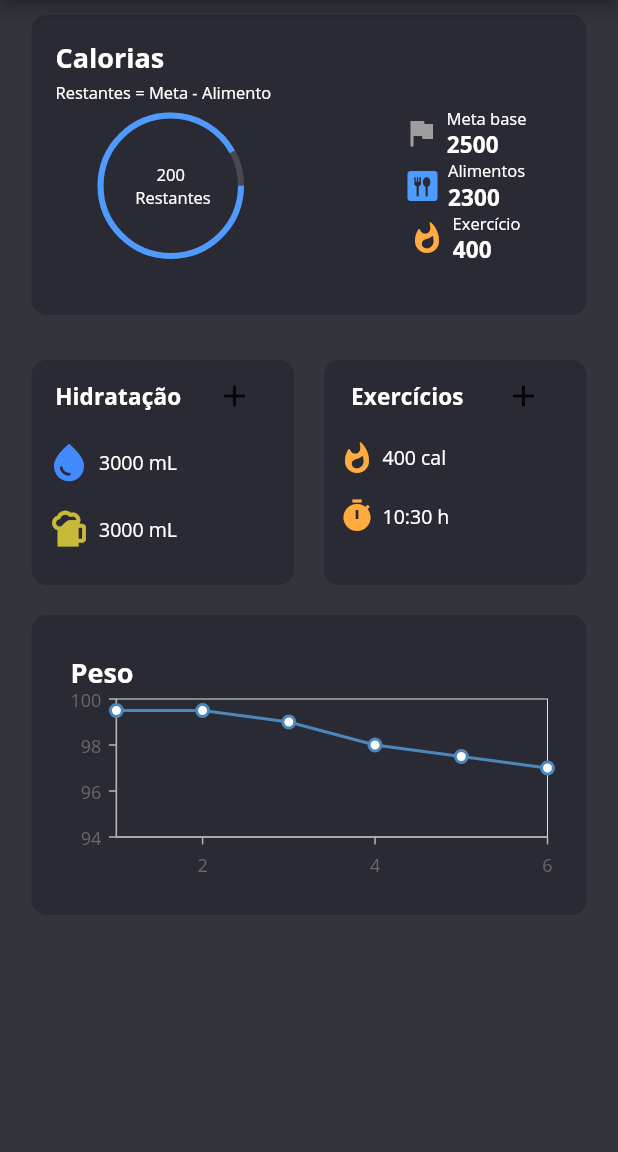
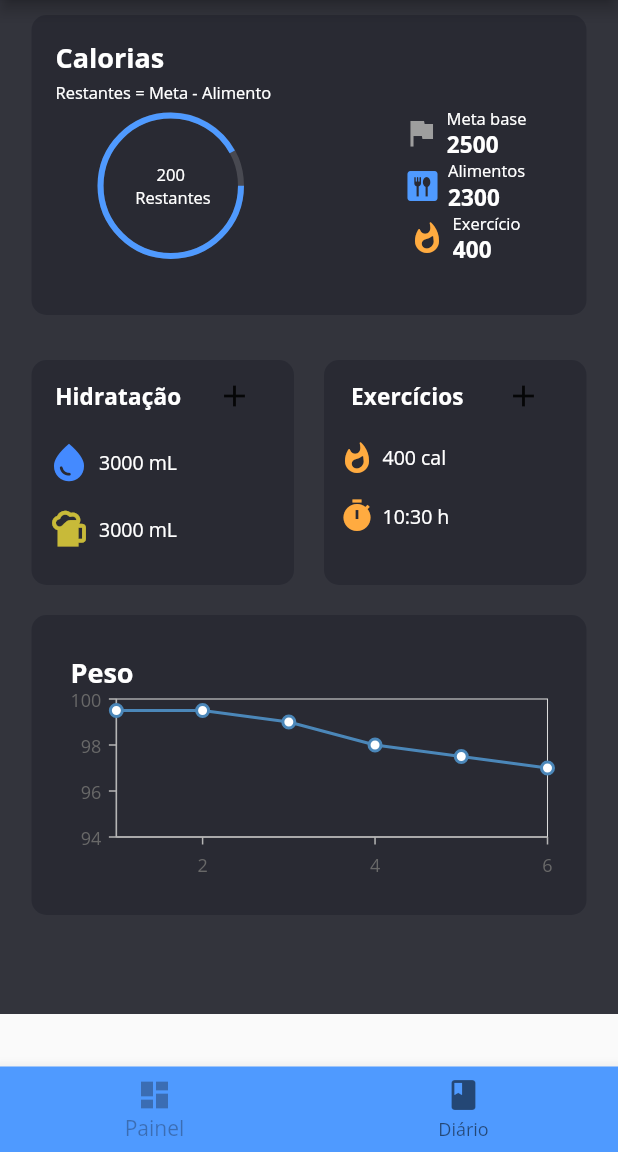
Before and after one commit to pedrohns/Calorie-Tracker-Mobile, a Flutter app: the screen it shows after launch, on a phone screen of 412 x 824 dp, the part 84-1236 px from its top. Run offline on Flutter 3.47's test engine with Material 2 defaults, Android fonts, the phone set to English and light mode, and no system bars; drawn by our look-alikes of pie_chart; our stand-ins replace fl_chart, syncfusion_flutter_charts.

Commit message:
Ajustes e segunda página quase pronta Coloquei o diagrama atual do projeto e comecei a preparar os objetos

```diff
--- a/calorie_tracker/lib/components/calorie_review.dart
+++ b/calorie_tracker/lib/components/calorie_review.dart
@@ -1,3 +1,4 @@
+import 'package:calorie_tracker/utils/app_routes.dart';
 import 'package:flutter/material.dart';
 import 'package:pie_chart/pie_chart.dart';
 import 'package:calorie_tracker/data/dummy_data.dart';
@@ -5,8 +6,7 @@ import 'package:calorie_tracker/model/user.dart';
 
 class CalorieReview extends StatelessWidget {
   CalorieReview({key});
-  final _user = dummyData;
-  List<User> get user => [..._user];
+  final user = userData;
   // Tive que colocar a inicialização do map dentro do build,porque as expressões de inicialização
   //são avaliadas antes que o construtor do objeto seja executado,
   //assim ele estava iniciando antes do objeto dummy
@@ -14,7 +14,7 @@ class CalorieReview extends StatelessWidget {
   @override
   Widget build(BuildContext context) {
     final Map<String, double> dataMap = {
-      'Calorias': user[0].consumedCalorie,
+      'Calorias': user.consumedCalorie,
     };
     final colorList = <Color>[
       Theme.of(context).colorScheme.secondary,
@@ -23,8 +23,12 @@ class CalorieReview extends StatelessWidget {
     final headlineCorpo = Theme.of(context).textTheme.titleMedium!;
     final headlineNumbers = Theme.of(context).textTheme.titleSmall!;
     final int leftoverCalorie =
-        (user[0].targetCalorie - user[0].consumedCalorie).toInt();
-    return Column(
+        (user.targetCalorie - user.consumedCalorie).toInt();
+    return InkWell(
+      onTap: () {
+        Navigator.of(context).pushReplacementNamed(AppRoutes.dairy);
+      },
+      child: Column(
         mainAxisAlignment: MainAxisAlignment.start,
         crossAxisAlignment: CrossAxisAlignment.start,
         children: [
@@ -54,7 +58,7 @@ class CalorieReview extends StatelessWidget {
                     chartValuesOptions: ChartValuesOptions(
                       showChartValues: false,
                     ),
-                  totalValue: user[0].targetCalorie,
+                    totalValue: user.targetCalorie,
                   ),
                   Positioned.fill(
                     child: Align(
@@ -92,7 +96,7 @@ class CalorieReview extends StatelessWidget {
                               style: headlineCorpo,
                             ),
                             Text(
-                            user[0].targetCalorie.toStringAsFixed(0),
+                              user.targetCalorie.toStringAsFixed(0),
                               style: headlineNumbers,
                             ),
                           ],
@@ -116,7 +120,7 @@ class CalorieReview extends StatelessWidget {
                               style: headlineCorpo,
                             ),
                             Text(
-                            user[0].consumedCalorie.toStringAsFixed(0),
+                              user.consumedCalorie.toStringAsFixed(0),
                               style: headlineNumbers,
                             ),
                           ],
@@ -140,7 +144,7 @@ class CalorieReview extends StatelessWidget {
                               style: headlineCorpo,
                             ),
                             Text(
-                            user[0].dairyExercice.toString(),
+                              user.dairyExercice.toString(),
                               style: headlineNumbers,
                             ),
                           ],
@@ -153,6 +157,7 @@ class CalorieReview extends StatelessWidget {
             ],
           )
         ],
+      ),
     );
   }
 }
--- a/calorie_tracker/lib/data/dummy_data.dart
+++ b/calorie_tracker/lib/data/dummy_data.dart
@@ -1,14 +1,14 @@
 import 'package:calorie_tracker/model/user.dart';
 
-final List<User> dummyData = [
-  User(
-    targetCalorie: 2500,
-    dairyExercice: 400,
-    consumedCalorie: 2300,
-    waterConsumed: 3000,
-    alcohoolConsumed: 1000,
-  ),
-];
+final User userData = User(
+  targetCalorie: 2500,
+  dairyExercice: 400,
+  consumedCalorie: 2300,
+  waterConsumed: 3000,
+  alcohoolConsumed: 1000,
+  id: '1',
+);
+//List<User> get dummyData => [..._dummyData];
 
 List<WeightData> getWeightData() {
   final List<WeightData> chartData = [
--- a/calorie_tracker/lib/main.dart
+++ b/calorie_tracker/lib/main.dart
@@ -1,4 +1,6 @@
+import 'package:calorie_tracker/utils/app_routes.dart';
 import 'package:calorie_tracker/view/home_page.dart';
+import 'package:calorie_tracker/view/tabs_screen.dart';
 import 'package:flutter/material.dart';
 
 void main() => runApp(MyApp());
@@ -8,7 +10,7 @@ class MyAppState extends State<MyApp> {
   Widget build(BuildContext context) {
     return MaterialApp(
         title: 'Flutter Demo',
-      home: HomePage(),
+        //home: HomePage(),
         debugShowCheckedModeBanner: false,
         theme: ThemeData(
           colorScheme: ColorScheme.fromSwatch().copyWith(
@@ -37,6 +39,12 @@ class MyAppState extends State<MyApp> {
                   fontSize: 15,
                   color: Color.fromRGBO(255, 255, 255, 1),
                 ),
+                bodyMedium: const TextStyle(
+                  //headline2
+                  fontFamily: 'OpenSans',
+                  fontSize: 15,
+                  color: Color.fromRGBO(255, 255, 255, 1),
+                ),
                 bodySmall: const TextStyle(
                     //headline5
                     fontSize: 13,
@@ -46,7 +54,12 @@ class MyAppState extends State<MyApp> {
           appBarTheme:
               AppBarTheme(backgroundColor: Color.fromRGBO(21, 23, 35, 0.86)),
         ),
-    );
+        routes: {
+          AppRoutes.home: (ctx) => TabsScreen(),
+          AppRoutes.dairy: (ctx) => TabsScreen(
+                selectedScreenIndex: 1,
+              ),
+        });
   }
 }
 
--- a/calorie_tracker/lib/model/boxes_text.dart
+++ b/calorie_tracker/lib/model/boxes_text.dart
@@ -1,5 +1,4 @@
 import 'package:flutter/material.dart';
-import 'package:calorie_tracker/model/user.dart';
 import 'package:calorie_tracker/data/dummy_data.dart';
 
 class BoxesText {
@@ -8,8 +7,7 @@ class BoxesText {
     required this.whatBox,
   });
 
-  final _user = dummyData;
-  List<User> get user => [..._user];
+  final user = userData;
 
   String getTitle() {
     if (whatBox == 'Water') {
@@ -28,13 +26,13 @@ class BoxesText {
   Map<String, dynamic> getValues() {
     if (whatBox == 'Water') {
       return {
-        'value1': user[0].waterConsumed,
-        'value2': user[0].alcohoolConsumed!,
+        'value1': user.waterConsumed,
+        'value2': user.alcohoolConsumed!,
       };
     }
     return {
-      'value1': user[0].dairyExercice,
-      'value2': (user[0].timedExecized) ?? DateTime.now(),
+      'value1': user.dairyExercice,
+      'value2': (user.timedExercized) ?? DateTime.now(),
     };
   }
 
--- /dev/null
+++ b/calorie_tracker/lib/utils/app_routes.dart
@@ -0,0 +1,4 @@
+class AppRoutes {
+  static const home = '/';
+  static const dairy = '/dairy';
+}
--- a/calorie_tracker/lib/view/home_page.dart
+++ b/calorie_tracker/lib/view/home_page.dart
@@ -8,20 +8,7 @@ class HomePage extends StatelessWidget {
 
   @override
   Widget build(BuildContext context) {
-    return Scaffold(
-        appBar: AppBar(
-          title: Text(
-            'Calorie Tracker',
-            style: Theme.of(context).textTheme.titleLarge!,
-          ),
-          leading: Image.asset(
-            'assets/img/male_user.png', // caminho para o arquivo de imagem
-            fit: BoxFit.contain,
-            color: Colors.lightBlueAccent, // ajustar a imagem dentro do AppBar
-          ),
-        ),
-        body: Container(
-          color: Color.fromRGBO(18, 19, 29, 0.859), // cor principal
+    return SingleChildScrollView(
       child: Column(
         mainAxisAlignment: MainAxisAlignment.start,
         children: [
@@ -49,6 +36,6 @@ class HomePage extends StatelessWidget {
           WeightReview(),
         ],
       ),
-        ));
+    );
   }
 }
--- /dev/null
+++ b/calorie_tracker/lib/view/tabs_screen.dart
@@ -0,0 +1,75 @@
+import 'package:calorie_tracker/view/dairy_page.dart';
+import 'package:calorie_tracker/view/home_page.dart';
+import 'package:flutter/material.dart';
+
+class TabsScreen extends StatefulWidget {
+  final int? selectedScreenIndex;
+  const TabsScreen({Key? key, this.selectedScreenIndex}) : super(key: key);
+
+  @override
+  State<TabsScreen> createState() => _TabsScreenState();
+}
+
+class _TabsScreenState extends State<TabsScreen> {
+  List<Map<String, Object>>? _screens;
+  int _selectedScreenIndex = 0;
+
+  @override
+  void initState() {
+    super.initState();
+    _selectedScreenIndex = widget.selectedScreenIndex ?? 0;
+    _screens = [
+      {
+        'title': 'Calorie Tracker',
+        'screen': const HomePage(),
+      },
+      {
+        'title': 'Diário',
+        'screen': const DairyPage(),
+      }
+    ];
+  }
+
+  _selectScreen(int index) {
+    setState(() {
+      _selectedScreenIndex = index;
+    });
+  }
+
+  @override
+  Widget build(BuildContext context) {
+    return Scaffold(
+      appBar: AppBar(
+        title: Text(
+          _screens![_selectedScreenIndex]['title'] as String,
+          style: Theme.of(context).textTheme.titleLarge!,
+        ),
+        leading: Image.asset(
+          'assets/img/male_user.png', // caminho para o arquivo de imagem
+          fit: BoxFit.contain,
+          color: Colors.lightBlueAccent, // ajustar a imagem dentro do AppBar
+        ),
+      ),
+      body: Container(
+        padding: EdgeInsets.only(bottom: kBottomNavigationBarHeight),
+        color: Color.fromRGBO(18, 19, 29, 0.859),
+        child: _screens![_selectedScreenIndex]['screen'] as Widget,
+      ),
+      bottomNavigationBar: BottomNavigationBar(
+        onTap: _selectScreen,
+        backgroundColor: Theme.of(context).colorScheme.secondary,
+        currentIndex: _selectedScreenIndex,
+        items: const [
+          BottomNavigationBarItem(
+            icon: Icon(Icons.dashboard),
+            label: 'Painel',
+          ),
+          BottomNavigationBarItem(
+            icon: Icon(Icons.book),
+            label: 'Diário',
+          ),
+        ],
+      ),
+    );
+  }
+}
```
Also changed, not shown: calorie_tracker/lib/components/type_meal.dart (added, +65 -0 lines), calorie_tracker/lib/model/food.dart (added, +13 -0 lines), calorie_tracker/lib/model/food_details.dart (added, +21 -0 lines), calorie_tracker/lib/model/meal.dart (added, +15 -0 lines), calorie_tracker/lib/model/user.dart (+8 -2 lines), calorie_tracker/lib/view/dairy_page.dart (added, +163 -0 lines), calorie_tracker/pubspec.yaml (+8 -0 lines), 1 other file. Lines whose indentation alone changed are shown as unchanged.
